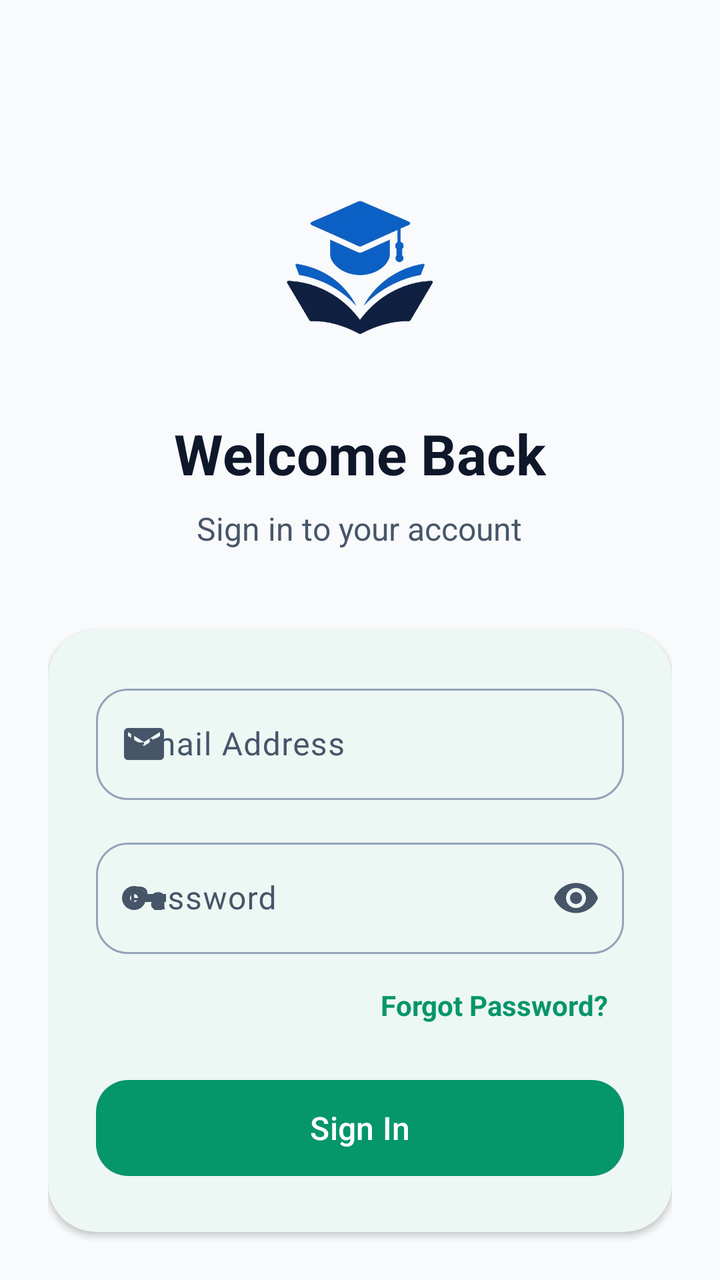
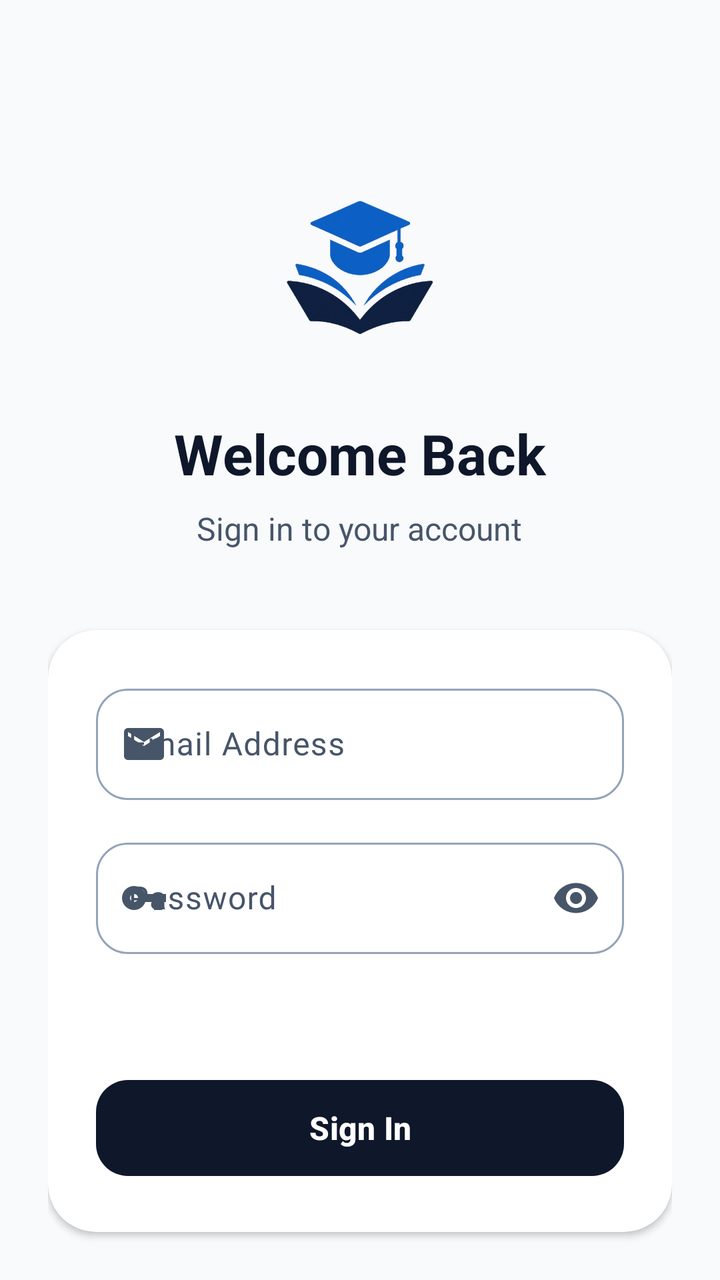

The first picture is an Android layout as it rendered before a commit; the second is the same layout after the commit. The layout source and the unified diff follow.
<!-- AndroidManifest.xml: application theme Theme.TestMaster -->
<!-- res/layout/activity_login.xml -->
<?xml version="1.0" encoding="utf-8"?>
<androidx.coordinatorlayout.widget.CoordinatorLayout xmlns:android="http://schemas.android.com/apk/res/android"
    xmlns:app="http://schemas.android.com/apk/res-auto"
    xmlns:tools="http://schemas.android.com/tools"
    android:layout_width="match_parent"
    android:layout_height="match_parent"
    android:background="@color/background"
    tools:context=".activities.LoginActivity">

    <androidx.core.widget.NestedScrollView
        android:layout_width="match_parent"
        android:layout_height="match_parent"
        android:fillViewport="true">

        <LinearLayout
            android:layout_width="match_parent"
            android:layout_height="wrap_content"
            android:gravity="center_horizontal"
            android:orientation="vertical"
            android:padding="24dp">

            <ImageView
                android:layout_width="100dp"
                android:layout_height="100dp"
                android:layout_marginTop="60dp"
                android:src="@drawable/appicon" />

            <TextView
                android:layout_width="wrap_content"
                android:layout_height="wrap_content"
                android:layout_marginTop="24dp"
                android:text="Welcome Back"
                android:textColor="@color/text_primary"
                android:textSize="28sp"
                android:textStyle="bold" />

            <TextView
                android:layout_width="wrap_content"
                android:layout_height="wrap_content"
                android:layout_marginTop="8dp"
                android:text="Sign in to your account"
                android:textColor="@color/text_secondary"
                android:textSize="16sp" />

            <com.google.android.material.card.MaterialCardView
                android:layout_width="match_parent"
                android:layout_height="wrap_content"
                android:layout_marginTop="40dp"
                app:cardCornerRadius="24dp"
                app:cardElevation="2dp"
                app:strokeWidth="0dp">

                <LinearLayout
                    android:layout_width="match_parent"
                    android:layout_height="wrap_content"
                    android:orientation="vertical"
                    android:padding="24dp">

                    <com.google.android.material.textfield.TextInputLayout
                        android:id="@+id/til_email"
                        style="@style/Widget.Material3.TextInputLayout.OutlinedBox"
                        android:layout_width="match_parent"
                        android:layout_height="wrap_content"
                        android:hint="Email Address"
                        app:boxCornerRadiusBottomEnd="16dp"
                        app:boxCornerRadiusBottomStart="16dp"
                        app:boxCornerRadiusTopEnd="16dp"
                        app:boxCornerRadiusTopStart="16dp"
                        app:startIconDrawable="@drawable/baseline_email_24">

                        <com.google.android.material.textfield.TextInputEditText
                            android:id="@+id/tv_email"
                            android:layout_width="match_parent"
                            android:layout_height="wrap_content"
                            android:inputType="textEmailAddress" />
                    </com.google.android.material.textfield.TextInputLayout>

                    <com.google.android.material.textfield.TextInputLayout
                        android:id="@+id/til_password"
                        style="@style/Widget.Material3.TextInputLayout.OutlinedBox"
                        android:layout_width="match_parent"
                        android:layout_height="wrap_content"
                        android:layout_marginTop="16dp"
                        android:hint="Password"
                        app:boxCornerRadiusBottomEnd="16dp"
                        app:boxCornerRadiusBottomStart="16dp"
                        app:boxCornerRadiusTopEnd="16dp"
                        app:boxCornerRadiusTopStart="16dp"
                        app:endIconMode="password_toggle"
                        app:startIconDrawable="@drawable/baseline_key_24">

                        <com.google.android.material.textfield.TextInputEditText
                            android:id="@+id/tv_password"
                            android:layout_width="match_parent"
                            android:layout_height="wrap_content"
                            android:inputType="textPassword" />
                    </com.google.android.material.textfield.TextInputLayout>

                    <TextView
                        android:id="@+id/forgot_password"
                        android:layout_width="wrap_content"
                        android:layout_height="wrap_content"
                        android:layout_gravity="end"
                        android:layout_marginTop="8dp"
                        android:padding="8dp"
                        android:text="Forgot Password?"
                        android:textColor="@color/primary"
                        android:textStyle="bold" />

                    <com.google.android.material.button.MaterialButton
                        android:id="@+id/btn_login"
                        android:layout_width="match_parent"
                        android:layout_height="56dp"
                        android:layout_marginTop="16dp"
                        android:text="Sign In"
                        android:textAllCaps="false"
                        android:textSize="16sp"
                        app:cornerRadius="16dp" />

                    <ProgressBar
                        android:id="@+id/pb_login"
                        android:layout_width="wrap_content"
                        android:layout_height="wrap_content"
                        android:layout_gravity="center"
                        android:layout_marginTop="16dp"
                        android:visibility="gone" />

                    <LinearLayout
                        android:id="@+id/ll_verify"
                        android:layout_width="match_parent"
                        android:layout_height="wrap_content"
                        android:gravity="center"
                        android:orientation="vertical"
                        android:visibility="gone">

                        <TextView
                            android:id="@+id/tv_resend_verification"
                            android:layout_width="wrap_content"
                            android:layout_height="wrap_content"
                            android:layout_marginTop="16dp"
                            android:text="Resend Verification Email"
                            android:textColor="@color/primary"
                            android:textStyle="bold" />

                        <TextView
                            android:id="@+id/tv_countdown"
                            android:layout_width="wrap_content"
                            android:layout_height="wrap_content"
                            android:layout_marginTop="4dp"
                            android:textColor="@color/text_secondary"
                            android:visibility="gone" />
                    </LinearLayout>

                </LinearLayout>
            </com.google.android.material.card.MaterialCardView>

            <LinearLayout
                android:layout_width="match_parent"
                android:layout_height="wrap_content"
                android:layout_marginTop="32dp"
                android:gravity="center"
                android:orientation="horizontal">

                <View
                    android:layout_width="0dp"
                    android:layout_height="1dp"
                    android:layout_weight="1"
                    android:background="@color/gray" />

                <TextView
                    android:layout_width="wrap_content"
                    android:layout_height="wrap_content"
                    android:layout_marginHorizontal="16dp"
                    android:text="OR"
                    android:textColor="@color/text_secondary" />

                <View
                    android:layout_width="0dp"
                    android:layout_height="1dp"
                    android:layout_weight="1"
                    android:background="@color/gray" />
            </LinearLayout>

            <com.google.android.material.button.MaterialButton
                android:id="@+id/btn_google_login"
                style="@style/Widget.Material3.Button.OutlinedButton"
                android:layout_width="match_parent"
                android:layout_height="56dp"
                android:layout_marginTop="24dp"
                android:text="Continue with Google"
                android:textColor="@color/text_primary"
                app:cornerRadius="16dp"
                app:icon="@drawable/google"
                app:iconGravity="textStart"
                app:iconTint="@null"
                app:strokeColor="@color/gray" />

            <Space
                android:layout_width="match_parent"
                android:layout_height="0dp"
                android:layout_weight="1" />

            <LinearLayout
                android:id="@+id/ll_register"
                android:layout_width="wrap_content"
                android:layout_height="wrap_content"
                android:layout_marginTop="40dp"
                android:layout_marginBottom="16dp"
                android:orientation="horizontal">

                <TextView
                    android:layout_width="wrap_content"
                    android:layout_height="wrap_content"
                    android:text="Don't have an account? "
                    android:textColor="@color/text_secondary" />

                <TextView
                    android:id="@+id/register"
                    android:layout_width="wrap_content"
                    android:layout_height="wrap_content"
                    android:text="Sign Up"
                    android:textColor="@color/primary"
                    android:textStyle="bold" />
            </LinearLayout>

        </LinearLayout>
    </androidx.core.widget.NestedScrollView>

</androidx.coordinatorlayout.widget.CoordinatorLayout>
<!-- resources referenced by this layout -->
<resources>
  <color name="background">#F8FAFC</color>
  <color name="gray">#F1F5F9</color>
  <color name="primary">#059669</color>
  <color name="text_primary">#0F172A</color>
  <color name="text_secondary">#475569</color>
  <!-- drawable appicon: png bitmap (drawable, 84158 bytes) -->
  <!-- drawable baseline_email_24 (drawable) -->
  <vector xmlns:android="http://schemas.android.com/apk/res/android" android:height="24dp" android:tint="#000000" android:viewportHeight="24" android:viewportWidth="24" android:width="24dp">
        
      <path android:fillColor="@android:color/white" android:pathData="M20,4L4,4c-1.1,0 -1.99,0.9 -1.99,2L2,18c0,1.1 0.9,2 2,2h16c1.1,0 2,-0.9 2,-2L22,6c0,-1.1 -0.9,-2 -2,-2zM20,8l-8,5 -8,-5L4,6l8,5 8,-5v2z"/>
      
  </vector>
  <!-- drawable baseline_key_24 (drawable) -->
  <vector xmlns:android="http://schemas.android.com/apk/res/android" android:height="24dp" android:tint="#000000" android:viewportHeight="24" android:viewportWidth="24" android:width="24dp">
        
      <path android:fillColor="@android:color/white" android:pathData="M12.65,10C11.83,7.67 9.61,6 7,6c-3.31,0 -6,2.69 -6,6s2.69,6 6,6c2.61,0 4.83,-1.67 5.65,-4H17v4h4v-4h2v-4H12.65zM7,14c-1.1,0 -2,-0.9 -2,-2s0.9,-2 2,-2 2,0.9 2,2 -0.9,2 -2,2z"/>
      
  </vector>
  <!-- drawable google: png bitmap (drawable, 20103 bytes) -->
  <style name="Theme.TestMaster" parent="Base.Theme.TestMaster" />
  <style name="Base.Theme.TestMaster" parent="Theme.Material3.DayNight.NoActionBar">
          
          <item name="colorPrimary">@color/primary</item>
          <item name="colorOnPrimary">@color/onPrimary</item>
          <item name="colorPrimaryContainer">@color/primaryContainer</item>
          <item name="colorOnPrimaryContainer">@color/onPrimaryContainer</item>
  
          <item name="colorSecondary">@color/secondary</item>
          <item name="colorOnSecondary">@color/onSecondary</item>
          <item name="colorSecondaryContainer">@color/secondaryContainer</item>
          <item name="colorOnSecondaryContainer">@color/onSecondaryContainer</item>
  
          
          <item name="android:windowBackground">@color/background</item>
          <item name="colorSurface">@color/surface</item>
          <item name="colorOnSurface">@color/onSurface</item>
          <item name="colorSurfaceVariant">@color/surfaceVariant</item>
          <item name="colorOnSurfaceVariant">@color/onSurfaceVariant</item>
          <item name="colorOutline">@color/outline</item>
  
          
          <item name="colorError">@color/error</item>
          <item name="colorOnError">@color/onError</item>
          <item name="colorErrorContainer">@color/errorContainer</item>
          <item name="colorOnErrorContainer">@color/onErrorContainer</item>
  
          
          <item name="android:statusBarColor">@color/surface</item>
          <item name="android:windowLightStatusBar">true</item>
      </style>
  <color name="onPrimary">#FFFFFF</color>
  <color name="primaryContainer">#D1FAE5</color>
  <color name="onPrimaryContainer">#064E3B</color>
  <color name="secondary">#64748B</color>
  <color name="onSecondary">#FFFFFF</color>
  <color name="secondaryContainer">#F1F5F9</color>
  <color name="onSecondaryContainer">#0F172A</color>
  <color name="surface">#FFFFFF</color>
  <color name="onSurface">#0F172A</color>
  <color name="surfaceVariant">#E2E8F0</color>
  <color name="onSurfaceVariant">#475569</color>
  <color name="outline">#94A3B8</color>
  <color name="error">#EF4444</color>
  <color name="onError">#FFFFFF</color>
  <color name="errorContainer">#FEE2E2</color>
  <color name="onErrorContainer">#991B1B</color>
</resources>

<!-- the commit's change to res/layout/activity_login.xml (unified diff, before → after) -->
@@ -109,12 +109,16 @@
 
                     <com.google.android.material.button.MaterialButton
                         android:id="@+id/btn_login"
+                        style="@style/Widget.Material3.Button"
                         android:layout_width="match_parent"
                         android:layout_height="56dp"
                         android:layout_marginTop="16dp"
                         android:text="Sign In"
                         android:textAllCaps="false"
+                        android:textColor="@color/primary"
                         android:textSize="16sp"
+                        android:textStyle="bold"
+                        app:backgroundTint="@color/onPrimary"
                         app:cornerRadius="16dp" />
 
                     <ProgressBar
<!-- resource entries referenced after the edit -->
@@ -1,8 +1,8 @@
 <!-- resources referenced by this layout -->
 <resources>
   <color name="background">#F8FAFC</color>
-  <color name="gray">#F1F5F9</color>
-  <color name="primary">#059669</color>
+  <color name="gray">#E2E8F0</color>
+  <color name="primary">#FFFFFF</color>
   <color name="text_primary">#0F172A</color>
   <color name="text_secondary">#475569</color>
   <!-- drawable appicon: png bitmap (drawable, 84158 bytes) -->
@@ -50,21 +50,21 @@
           <item name="android:statusBarColor">@color/surface</item>
           <item name="android:windowLightStatusBar">true</item>
       </style>
-  <color name="onPrimary">#FFFFFF</color>
-  <color name="primaryContainer">#D1FAE5</color>
-  <color name="onPrimaryContainer">#064E3B</color>
+  <color name="onPrimary">#0F172A</color>
+  <color name="primaryContainer">#F1F5F9</color>
+  <color name="onPrimaryContainer">#0F172A</color>
   <color name="secondary">#64748B</color>
   <color name="onSecondary">#FFFFFF</color>
-  <color name="secondaryContainer">#F1F5F9</color>
+  <color name="secondaryContainer">#E2E8F0</color>
   <color name="onSecondaryContainer">#0F172A</color>
   <color name="surface">#FFFFFF</color>
   <color name="onSurface">#0F172A</color>
   <color name="surfaceVariant">#E2E8F0</color>
   <color name="onSurfaceVariant">#475569</color>
   <color name="outline">#94A3B8</color>
-  <color name="error">#EF4444</color>
+  <color name="error">#DC2626</color>
   <color name="onError">#FFFFFF</color>
   <color name="errorContainer">#FEE2E2</color>
-  <color name="onErrorContainer">#991B1B</color>
+  <color name="onErrorContainer">#7F1D1D</color>
 </resources>
 
